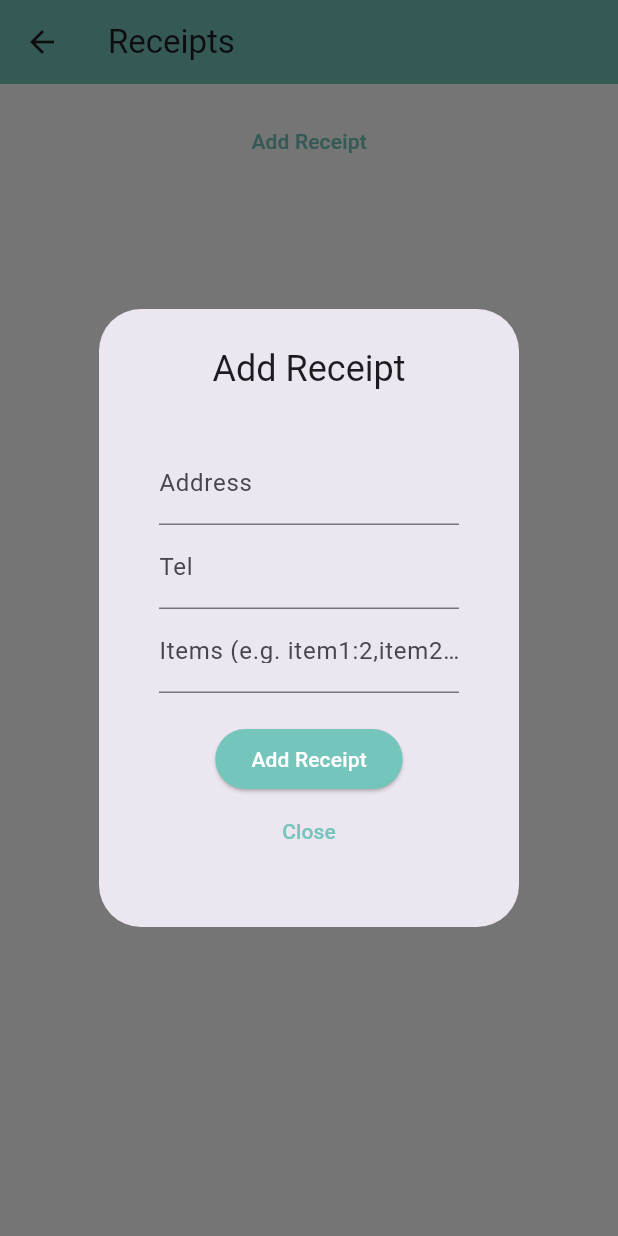
After one commit to Siripongapr/np_app_test, a Flutter app: the ReceiptPage screen opened by its route, after a tap on "Add Receipt", on a phone screen of 412 x 824 dp. The commit adds this screen. Run offline on Flutter 3.47's test engine with Material 3 defaults, Android fonts, the phone set to English and light mode, and no system bars; our stand-ins replace cloud_firestore, firebase_core; accounts and stored records are empty.

Commit message:
feat: add Create , Update , Delete that's connect with firestore.

```diff
--- /dev/null
+++ b/lib/model/reciept.dart
@@ -0,0 +1,15 @@
+class Receipt {
+  final String address;
+  final String tel;
+  final DateTime time;
+  final List<Map<String, dynamic>> item;
+  final String id;
+
+  Receipt({
+    required this.address,
+    required this.tel,
+    required this.time,
+    required this.item,
+    required this.id,
+  });
+}
--- a/lib/router.dart
+++ b/lib/router.dart
@@ -1,6 +1,7 @@
 import 'package:flutter/material.dart';
 import 'package:np_app_test/select_page.dart';
 import 'package:np_app_test/test1/screen/menu.dart';
+import 'package:np_app_test/test1/screen/receipt.dart';
 
 class RouterScreen {
   static Route<dynamic> generateRoute(RouteSettings settings) {
@@ -13,6 +14,10 @@ class RouterScreen {
         return MaterialPageRoute(
             settings: const RouteSettings(name: '/menu'),
             builder: (_) => const Menu());
+      case '/receipt':
+        return MaterialPageRoute(
+            settings: const RouteSettings(name: '/receipt'),
+            builder: (_) => const ReceiptPage());
       default:
         return MaterialPageRoute(
             builder: (_) => Scaffold(
--- /dev/null
+++ b/lib/test1/screen/receipt.dart
@@ -0,0 +1,384 @@
+import 'package:cloud_firestore/cloud_firestore.dart';
+import 'package:flutter/material.dart';
+import 'package:intl/intl.dart';
+import 'package:np_app_test/model/reciept.dart';
+import 'package:np_app_test/test1/widget/colors.dart';
+
+class ReceiptPage extends StatefulWidget {
+  const ReceiptPage({super.key});
+
+  @override
+  State<ReceiptPage> createState() => _ReceiptPageState();
+}
+
+class _ReceiptPageState extends State<ReceiptPage> {
+  final _formKey = GlobalKey<FormState>();
+  final TextEditingController _addressController = TextEditingController();
+  final TextEditingController _telController = TextEditingController();
+  final TextEditingController _itemsController = TextEditingController();
+  List<Receipt> receiptList = [];
+  CollectionReference receipts =
+      FirebaseFirestore.instance.collection('receipts');
+
+  Future<void> addReceipt(Receipt receipt) {
+    return receipts
+        .add({
+          'address': receipt.address,
+          'tel': receipt.tel,
+          'time': receipt.time,
+          'items': receipt.item
+        })
+        .then((value) => print("Receipt Added"))
+        .catchError((error) => print("Failed to add receipt: $error"));
+  }
+
+  Future<void> updateReceipt(Receipt receipt) {
+    return receipts
+        .doc(receipt.id)
+        .update({
+          'address': receipt.address,
+          'tel': receipt.tel,
+          'time': receipt.time,
+          'items': receipt.item
+        })
+        .then((value) => print("Receipt Updated"))
+        .catchError((error) => print("Failed to update receipt: $error"));
+  }
+
+  Future<List<Receipt>> getReceipts() async {
+    QuerySnapshot querySnapshot =
+        await receipts.orderBy('time', descending: false).get();
+    return querySnapshot.docs.map((doc) {
+      Map<String, dynamic> data = doc.data() as Map<String, dynamic>;
+      List<Map<String, dynamic>> items =
+          List<Map<String, dynamic>>.from(data['items']);
+      return Receipt(
+        address: data['address'],
+        tel: data['tel'],
+        time: (data['time'] as Timestamp).toDate(),
+        item: items,
+        id: doc.id,
+      );
+    }).toList();
+  }
+
+  void callGetReceipts() async {
+    receiptList = await getReceipts();
+    setState(() {});
+  }
+
+  @override
+  void initState() {
+    super.initState();
+    callGetReceipts();
+  }
+
+  void showAddReceipt() {
+    _addressController.clear();
+    _telController.clear();
+    _itemsController.clear();
+    showDialog(
+      context: context,
+      builder: (context) {
+        return AlertDialog(
+          title: const Text(
+            'Add Receipt',
+            textAlign: TextAlign.center,
+          ),
+          content: Padding(
+            padding: const EdgeInsets.all(16.0),
+            child: Form(
+              key: _formKey,
+              child: Column(
+                mainAxisSize: MainAxisSize.min,
+                children: [
+                  TextFormField(
+                    controller: _addressController,
+                    decoration: const InputDecoration(labelText: 'Address'),
+                    validator: (value) {
+                      if (value == null || value.isEmpty) {
+                        return 'Please enter an address';
+                      }
+                      return null;
+                    },
+                  ),
+                  TextFormField(
+                    controller: _telController,
+                    decoration: const InputDecoration(labelText: 'Tel'),
+                    validator: (value) {
+                      if (value == null || value.isEmpty) {
+                        return 'Please enter a telephone number';
+                      }
+                      return null;
+                    },
+                  ),
+                  TextFormField(
+                    controller: _itemsController,
+                    decoration: const InputDecoration(
+                        labelText: 'Items (e.g. item1:2,item2:3)'),
+                    validator: (value) {
+                      if (value == null || value.isEmpty) {
+                        return 'Please enter items';
+                      }
+                      return null;
+                    },
+                  ),
+                  const SizedBox(height: 20),
+                  ElevatedButton(
+                    style: ElevatedButton.styleFrom(
+                        backgroundColor: AppPalette.primaryGreen),
+                    onPressed: () {
+                      if (_formKey.currentState!.validate()) {
+                        List<Map<String, int>> items =
+                            _itemsController.text.split(',').map((e) {
+                          var parts = e.split(':');
+                          return {parts[0]: int.parse(parts[1])};
+                        }).toList();
+                        addReceipt(
+                          Receipt(
+                            address: _addressController.text,
+                            tel: _telController.text,
+                            time: DateTime.now(),
+                            item: items,
+                            id: '', // Placeholder for the ID
+                          ),
+                        ).then((_) {
+                          Navigator.pop(context);
+                          callGetReceipts();
+                        });
+                      }
+                    },
+                    child: const Text(
+                      'Add Receipt',
+                    ),
+                  ),
+                  TextButton(
+                    onPressed: () => Navigator.of(context).pop(),
+                    child: const Text('Close'),
+                  ),
+                ],
+              ),
+            ),
+          ),
+        );
+      },
+    );
+  }
+
+  Future<void> deleteReceipt(String id) {
+    return receipts.doc(id).delete().then((_) {
+      print("Receipt Deleted");
+      callGetReceipts();
+    }).catchError((error) => print("Failed to delete receipt: $error"));
+  }
+
+  @override
+  Widget build(BuildContext context) {
+    return Scaffold(
+      appBar: AppBar(
+        title: const Text('Receipts'),
+      ),
+      body: Column(
+        children: [
+          Expanded(
+            flex: 1,
+            child: TextButton(
+                onPressed: () {
+                  showAddReceipt();
+                },
+                child: const Text('Add Receipt')),
+          ),
+          Expanded(
+            flex: 9,
+            child: ListView.builder(
+              itemCount: receiptList.length,
+              itemBuilder: (context, index) {
+                Receipt receipt = receiptList[index];
+                String formattedDate =
+                    DateFormat('yyyy-MM-dd - H:m').format(receipt.time);
+                return Padding(
+                  padding: const EdgeInsets.symmetric(horizontal: 20.0),
+                  child: Row(
+                    children: [
+                      Text(formattedDate),
+                      const Spacer(),
+                      ElevatedButton(
+                        onPressed: () {
+                          showReceiptDetails(receipt);
+                        },
+                        child: const Text('Show Details'),
+                      ),
+                    ],
+                  ),
+                );
+              },
+            ),
+          ),
+        ],
+      ),
+    );
+  }
+
+  void showReceiptDetails(Receipt receipt) {
+    _addressController.text = receipt.address;
+    _telController.text = receipt.tel;
+    _itemsController.text =
+        receipt.item.map((e) => '${e.keys.first}:${e.values.first}').join(',');
+
+    showDialog(
+      context: context,
+      builder: (context) {
+        return AlertDialog(
+          title: const Text('Receipt Details'),
+          content: SingleChildScrollView(
+            child: Column(
+              crossAxisAlignment: CrossAxisAlignment.start,
+              children: [
+                Text('Address: ${receipt.address}'),
+                Text('Tel: ${receipt.tel}'),
+                Text(
+                    'Time: ${DateFormat('yyyy-MM-dd – kk:mm').format(receipt.time)}'),
+                Text(
+                    'Items: ${receipt.item.map((e) => '${e.keys.first} x ${e.values.first}').join(', ')}'),
+              ],
+            ),
+          ),
+          actions: [
+            TextButton(
+              onPressed: () => Navigator.of(context).pop(),
+              child: const Text('Close'),
+            ),
+            TextButton(
+              onPressed: () {
+                Navigator.of(context).pop();
+                showUpdateReceipt(receipt);
+              },
+              child: const Text('Edit'),
+            ),
+            TextButton(
+              onPressed: () {
+                Navigator.of(context).pop();
+                _showDeleteConfirmationDialog(receipt);
+              },
+              child: const Text('Delete'),
+            ),
+          ],
+        );
+      },
+    );
+  }
+
+  void showUpdateReceipt(Receipt receipt) {
+    showDialog(
+      context: context,
+      builder: (context) {
+        return AlertDialog(
+          title: const Text(
+            'Update Receipt',
+            textAlign: TextAlign.center,
+          ),
+          content: Padding(
+            padding: const EdgeInsets.all(16.0),
+            child: Form(
+              key: _formKey,
+              child: Column(
+                mainAxisSize: MainAxisSize.min,
+                children: [
+                  TextFormField(
+                    controller: _addressController,
+                    decoration: const InputDecoration(labelText: 'Address'),
+                    validator: (value) {
+                      if (value == null || value.isEmpty) {
+                        return 'Please enter an address';
+                      }
+                      return null;
+                    },
+                  ),
+                  TextFormField(
+                    controller: _telController,
+                    decoration: const InputDecoration(labelText: 'Tel'),
+                    validator: (value) {
+                      if (value == null || value.isEmpty) {
+                        return 'Please enter a telephone number';
+                      }
+                      return null;
+                    },
+                  ),
+                  TextFormField(
+                    controller: _itemsController,
+                    decoration: const InputDecoration(
+                        labelText: 'Items (e.g. item1:2,item2:3)'),
+                    validator: (value) {
+                      if (value == null || value.isEmpty) {
+                        return 'Please enter items';
+                      }
+                      return null;
+                    },
+                  ),
+                  const SizedBox(height: 20),
+                  ElevatedButton(
+                    style: ElevatedButton.styleFrom(
+                        backgroundColor: AppPalette.primaryGreen),
+                    onPressed: () {
+                      if (_formKey.currentState!.validate()) {
+                        List<Map<String, int>> items =
+                            _itemsController.text.split(',').map((e) {
+                          var parts = e.split(':');
+                          return {parts[0]: int.parse(parts[1])};
+                        }).toList();
+                        updateReceipt(
+                          Receipt(
+                            address: _addressController.text,
+                            tel: _telController.text,
+                            time: receipt.time,
+                            item: items,
+                            id: receipt.id,
+                          ),
+                        ).then((_) {
+                          Navigator.pop(context);
+                          callGetReceipts();
+                        });
+                      }
+                    },
+                    child: const Text(
+                      'Update Receipt',
+                    ),
+                  ),
+                  TextButton(
+                    onPressed: () => Navigator.of(context).pop(),
+                    child: const Text('Close'),
+                  ),
+                ],
+              ),
+            ),
+          ),
+        );
+      },
+    );
+  }
+
+  void _showDeleteConfirmationDialog(Receipt receipt) {
+    showDialog(
+      context: context,
+      builder: (context) {
+        return AlertDialog(
+          title: const Text('Delete Receipt'),
+          content: const Text('Are you sure you want to delete this receipt?'),
+          actions: [
+            TextButton(
+              onPressed: () => Navigator.of(context).pop(),
+              child: const Text('Cancel'),
+            ),
+            TextButton(
+              onPressed: () {
+                deleteReceipt(receipt.id);
+                Navigator.of(context).pop();
+              },
+              child: const Text('Delete'),
+            ),
+          ],
+        );
+      },
+    );
+  }
+}
--- a/pubspec.yaml
+++ b/pubspec.yaml
@@ -40,6 +40,7 @@ dependencies:
   flutter_svg: ^2.0.10+1
   firebase_core: ^2.24.2
   cloud_firestore: ^4.14.0
+  intl: ^0.19.0
 
 dev_dependencies:
   flutter_test:
```
Also changed, not shown: lib/main.dart (+15 -1 lines), lib/select_page.dart (+6 -2 lines), lib/firebase_options.dart, pubspec.lock.
